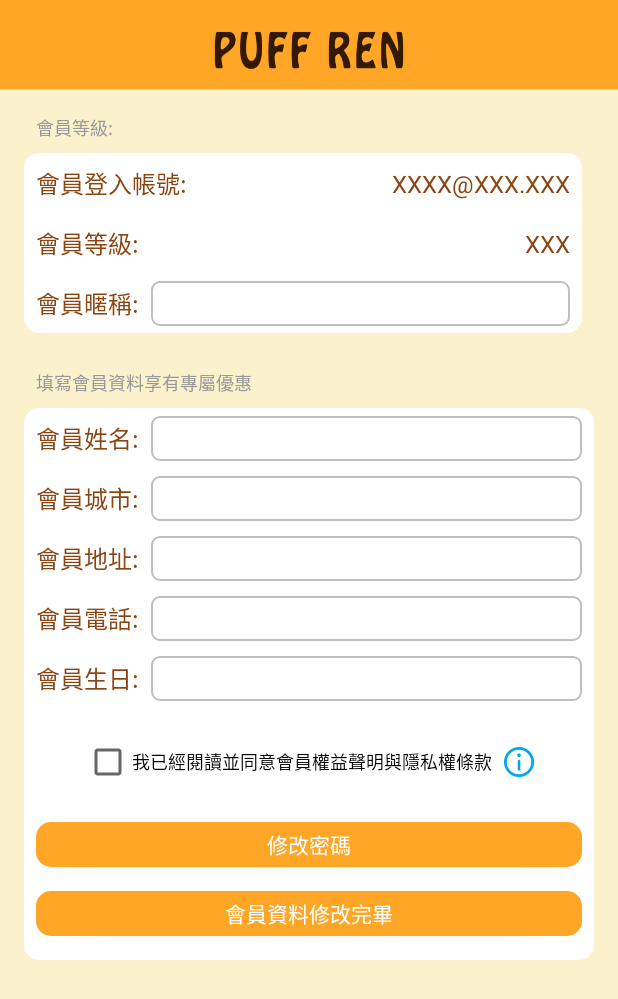
After one commit to rn1it/PuffRen, an Android app: the EditMembershipFragment screen opened through its navigation route, on a phone screen of 412 x 824 dp. The commit adds this screen. Shown: the top 999 px of the screen. Run offline under Robolectric (Android 15) with nearby library versions, the phone set to English and light mode, and no system bars; our stand-ins replace data binding; 1 statement that could not run was skipped.

Commit message:
add edit membership & password ui

```diff
--- /dev/null
+++ b/app/src/main/java/com/rn1/puffren/ui/edit/EditMembershipFragment.kt
@@ -0,0 +1,49 @@
+package com.rn1.puffren.ui.edit
+
+import android.app.DatePickerDialog
+import android.os.Bundle
+import androidx.fragment.app.Fragment
+import android.view.LayoutInflater
+import android.view.View
+import android.view.ViewGroup
+import android.widget.DatePicker
+import com.rn1.puffren.R
+import com.rn1.puffren.databinding.FragmentEditMembershipBinding
+import java.text.SimpleDateFormat
+import java.util.*
+
+class EditMembershipFragment : Fragment() {
+
+    lateinit var binding: FragmentEditMembershipBinding
+    lateinit var datePicker: DatePicker
+    val calendar = Calendar.getInstance()
+    val dateFormat = SimpleDateFormat("yyyy-MM-dd", Locale.TAIWAN)
+
+    override fun onCreateView(
+        inflater: LayoutInflater, container: ViewGroup?,
+        savedInstanceState: Bundle?
+    ): View {
+
+        binding = FragmentEditMembershipBinding.inflate(layoutInflater, container, false)
+
+        binding.birthDatePicker.setOnClickListener {
+            val d = DatePickerDialog.OnDateSetListener { _, year, monthOfYear, dayOfMonth ->
+                calendar.set(Calendar.YEAR, year)
+                calendar.set(Calendar.MONTH, monthOfYear)
+                calendar.set(Calendar.DAY_OF_MONTH, dayOfMonth)
+                binding.birthDatePicker.text = dateFormat.format(calendar.time)
+            }
+
+            val datePickerDialog = DatePickerDialog(
+                requireContext(),
+                d,
+                calendar.get(Calendar.YEAR),
+                calendar.get(Calendar.MONTH),
+                calendar.get(Calendar.DAY_OF_MONTH)
+            ).show()
+        }
+
+
+        return binding.root
+    }
+}
--- /dev/null
+++ b/app/src/main/java/com/rn1/puffren/ui/edit/EditPasswordFragment.kt
@@ -0,0 +1,20 @@
+package com.rn1.puffren.ui.edit
+
+import android.os.Bundle
+import androidx.fragment.app.Fragment
+import android.view.LayoutInflater
+import android.view.View
+import android.view.ViewGroup
+import com.rn1.puffren.R
+
+class EditPasswordFragment : Fragment() {
+
+    override fun onCreateView(
+        inflater: LayoutInflater, container: ViewGroup?,
+        savedInstanceState: Bundle?
+    ): View? {
+        // Inflate the layout for this fragment
+        return inflater.inflate(R.layout.fragment_edit_password, container, false)
+    }
+
+}
--- /dev/null
+++ b/app/src/main/res/drawable/round_corner_border.xml
@@ -0,0 +1,9 @@
+<?xml version="1.0" encoding="utf-8"?>
+<shape xmlns:android="http://schemas.android.com/apk/res/android"
+    android:shape="rectangle" >
+
+    <stroke
+        android:color="#BFBFBF"
+        android:width="1dp"/>
+    <corners android:radius="5dp"/>
+</shape>
--- /dev/null
+++ b/app/src/main/res/layout/fragment_edit_membership.xml
@@ -0,0 +1,343 @@
+<?xml version="1.0" encoding="utf-8"?>
+<layout xmlns:android="http://schemas.android.com/apk/res/android"
+    xmlns:app="http://schemas.android.com/apk/res-auto"
+    xmlns:tools="http://schemas.android.com/tools">
+
+    <data>
+
+    </data>
+
+    <ScrollView
+        android:layout_width="match_parent"
+        android:layout_height="match_parent"
+        android:background="@color/bg_color_yellow">
+
+        <androidx.constraintlayout.widget.ConstraintLayout
+            android:layout_width="match_parent"
+            android:layout_height="wrap_content"
+            android:padding="16dp"
+            tools:context=".ui.edit.EditMembershipFragment">
+
+            <TextView
+                android:id="@+id/member_level_title"
+                android:layout_width="wrap_content"
+                android:layout_height="wrap_content"
+                android:layout_marginStart="8dp"
+                android:text="@string/member_level"
+                app:layout_constraintStart_toStartOf="parent"
+                app:layout_constraintTop_toTopOf="parent"
+                tools:ignore="SmallSp"
+                style="@style/text_style_small_title" />
+
+            <androidx.constraintlayout.widget.ConstraintLayout
+                android:id="@+id/member_level_block"
+                android:layout_width="0dp"
+                android:layout_height="wrap_content"
+                android:layout_marginTop="8dp"
+                android:layout_marginEnd="8dp"
+                android:background="@drawable/round_corner_layout"
+                app:layout_constraintEnd_toEndOf="parent"
+                app:layout_constraintStart_toStartOf="parent"
+                app:layout_constraintTop_toBottomOf="@+id/member_level_title">
+
+                <TextView
+                    android:id="@+id/login_account_title"
+                    android:layout_width="wrap_content"
+                    android:layout_height="wrap_content"
+                    android:layout_marginStart="8dp"
+                    android:layout_marginTop="8dp"
+                    android:text="@string/member_login_account"
+                    app:layout_constraintEnd_toStartOf="@+id/text_login_account"
+                    app:layout_constraintHorizontal_bias="0.5"
+                    app:layout_constraintHorizontal_chainStyle="spread_inside"
+                    app:layout_constraintStart_toStartOf="parent"
+                    app:layout_constraintTop_toTopOf="parent"
+                    style="@style/text_style_medium_title"/>
+
+
+                <TextView
+                    android:id="@+id/text_login_account"
+                    android:layout_width="wrap_content"
+                    android:layout_height="wrap_content"
+                    android:layout_marginEnd="8dp"
+                    android:text="XXXX@XXX.XXX"
+                    app:layout_constraintBottom_toBottomOf="@+id/login_account_title"
+                    app:layout_constraintEnd_toEndOf="parent"
+                    app:layout_constraintStart_toEndOf="@+id/login_account_title"
+                    app:layout_constraintTop_toTopOf="@+id/login_account_title"
+                    style="@style/text_style_medium_title"/>
+
+                <TextView
+                    android:id="@+id/level_title"
+                    android:layout_width="wrap_content"
+                    android:layout_height="wrap_content"
+                    android:layout_marginStart="8dp"
+                    android:layout_marginTop="16dp"
+                    android:text="@string/member_level"
+                    app:layout_constraintEnd_toStartOf="@+id/text_level"
+                    app:layout_constraintHorizontal_bias="0.5"
+                    app:layout_constraintHorizontal_chainStyle="spread_inside"
+                    app:layout_constraintStart_toStartOf="parent"
+                    app:layout_constraintTop_toBottomOf="@+id/login_account_title"
+                    style="@style/text_style_medium_title"/>
+
+                <TextView
+                    android:id="@+id/text_level"
+                    android:layout_width="wrap_content"
+                    android:layout_height="wrap_content"
+                    android:layout_marginEnd="8dp"
+                    android:text="XXX"
+                    app:layout_constraintBottom_toBottomOf="@+id/level_title"
+                    app:layout_constraintEnd_toEndOf="parent"
+                    app:layout_constraintHorizontal_bias="0.5"
+                    app:layout_constraintStart_toEndOf="@+id/level_title"
+                    app:layout_constraintTop_toTopOf="@+id/level_title"
+                    style="@style/text_style_medium_title"/>
+
+                <TextView
+                    android:id="@+id/nickname_title"
+                    android:layout_width="wrap_content"
+                    android:layout_height="wrap_content"
+                    android:layout_marginStart="8dp"
+                    android:layout_marginTop="16dp"
+                    android:layout_marginBottom="8dp"
+                    android:text="@string/member_nickname"
+                    app:layout_constraintBottom_toBottomOf="parent"
+                    app:layout_constraintStart_toStartOf="parent"
+                    app:layout_constraintTop_toBottomOf="@+id/level_title"
+                    style="@style/text_style_medium_title"/>
+
+                <EditText
+                    android:id="@+id/edit_nickname"
+                    android:layout_width="0dp"
+                    android:layout_height="30dp"
+                    android:layout_marginHorizontal="8dp"
+                    android:background="@drawable/round_corner_border"
+                    android:ems="10"
+                    android:inputType="textPersonName"
+                    android:paddingHorizontal="8dp"
+                    android:text=""
+                    android:textAlignment="center"
+                    app:layout_constraintBottom_toBottomOf="@+id/nickname_title"
+                    app:layout_constraintEnd_toEndOf="parent"
+                    app:layout_constraintStart_toEndOf="@+id/nickname_title"
+                    app:layout_constraintTop_toTopOf="@+id/nickname_title" />
+
+            </androidx.constraintlayout.widget.ConstraintLayout>
+
+            <TextView
+                android:id="@+id/edit_member_title"
+                style="@style/text_style_small_title"
+                android:layout_width="wrap_content"
+                android:layout_height="wrap_content"
+                android:layout_marginStart="8dp"
+                android:layout_marginTop="24dp"
+                android:text="填寫會員資料享有專屬優惠"
+                app:layout_constraintStart_toStartOf="parent"
+                app:layout_constraintTop_toBottomOf="@+id/member_level_block" />
+
+            <androidx.constraintlayout.widget.ConstraintLayout
+                android:id="@+id/edit_member_block"
+                android:layout_width="0dp"
+                android:layout_height="wrap_content"
+                android:layout_marginTop="8dp"
+                android:background="@drawable/round_corner_layout"
+                app:layout_constraintEnd_toEndOf="parent"
+                app:layout_constraintHorizontal_bias="0.0"
+                app:layout_constraintStart_toStartOf="parent"
+                app:layout_constraintTop_toBottomOf="@+id/edit_member_title">
+
+                <TextView
+                    android:id="@+id/name_title"
+                    style="@style/text_style_medium_title"
+                    android:layout_width="wrap_content"
+                    android:layout_height="wrap_content"
+                    android:layout_marginStart="8dp"
+                    android:layout_marginTop="8dp"
+                    android:text="會員姓名:"
+                    app:layout_constraintStart_toStartOf="parent"
+                    app:layout_constraintTop_toTopOf="parent" />
+
+                <EditText
+                    android:id="@+id/edit_name"
+                    android:layout_width="0dp"
+                    android:layout_height="30dp"
+                    android:layout_marginHorizontal="8dp"
+                    android:background="@drawable/round_corner_border"
+                    android:ems="10"
+                    android:inputType="textPersonName"
+                    android:paddingHorizontal="8dp"
+                    android:text=""
+                    android:textAlignment="center"
+                    app:layout_constraintBottom_toBottomOf="@+id/name_title"
+                    app:layout_constraintEnd_toEndOf="parent"
+                    app:layout_constraintStart_toEndOf="@+id/name_title"
+                    app:layout_constraintTop_toTopOf="@+id/name_title" />
+
+                <TextView
+                    android:id="@+id/city_title"
+                    style="@style/text_style_medium_title"
+                    android:layout_width="wrap_content"
+                    android:layout_height="wrap_content"
+                    android:layout_marginStart="8dp"
+                    android:layout_marginTop="16dp"
+                    android:text="會員城市:"
+                    app:layout_constraintStart_toStartOf="parent"
+                    app:layout_constraintTop_toBottomOf="@+id/name_title" />
+
+                <EditText
+                    android:id="@+id/edit_city"
+                    android:layout_width="0dp"
+                    android:layout_height="30dp"
+                    android:layout_marginHorizontal="8dp"
+                    android:background="@drawable/round_corner_border"
+                    android:ems="10"
+                    android:inputType="textPostalAddress"
+                    android:paddingHorizontal="8dp"
+                    android:text=""
+                    android:textAlignment="center"
+                    app:layout_constraintBottom_toBottomOf="@+id/city_title"
+                    app:layout_constraintEnd_toEndOf="parent"
+                    app:layout_constraintStart_toEndOf="@+id/city_title"
+                    app:layout_constraintTop_toTopOf="@+id/city_title" />
+
+                <TextView
+                    android:id="@+id/address_title"
+                    style="@style/text_style_medium_title"
+                    android:layout_width="wrap_content"
+                    android:layout_height="wrap_content"
+                    android:layout_marginStart="8dp"
+                    android:layout_marginTop="16dp"
+                    android:text="會員地址:"
+                    app:layout_constraintStart_toStartOf="parent"
+                    app:layout_constraintTop_toBottomOf="@+id/city_title" />
+
+                <EditText
+                    android:id="@+id/edit_address"
+                    android:layout_width="0dp"
+                    android:layout_height="30dp"
+                    android:layout_marginHorizontal="8dp"
+                    android:background="@drawable/round_corner_border"
+                    android:ems="10"
+                    android:inputType="textPostalAddress"
+                    android:paddingHorizontal="8dp"
+                    android:text=""
+                    android:textAlignment="center"
+                    app:layout_constraintBottom_toBottomOf="@+id/address_title"
+                    app:layout_constraintEnd_toEndOf="parent"
+                    app:layout_constraintStart_toEndOf="@+id/address_title"
+                    app:layout_constraintTop_toTopOf="@+id/address_title" />
+
+                <TextView
+                    android:id="@+id/phone_title"
+                    style="@style/text_style_medium_title"
+                    android:layout_width="wrap_content"
+                    android:layout_height="wrap_content"
+                    android:layout_marginStart="8dp"
+                    android:layout_marginTop="16dp"
+                    android:text="會員電話:"
+                    app:layout_constraintStart_toStartOf="parent"
+                    app:layout_constraintTop_toBottomOf="@+id/address_title" />
+
+                <EditText
+                    android:id="@+id/edit_phone"
+                    android:layout_width="0dp"
+                    android:layout_height="30dp"
+                    android:layout_marginHorizontal="8dp"
+                    android:background="@drawable/round_corner_border"
+                    android:ems="10"
+                    android:inputType="phone"
+                    android:paddingHorizontal="8dp"
+                    android:text=""
+                    android:textAlignment="center"
+                    app:layout_constraintBottom_toBottomOf="@+id/phone_title"
+                    app:layout_constraintEnd_toEndOf="parent"
+                    app:layout_constraintStart_toEndOf="@+id/phone_title"
+                    app:layout_constraintTop_toTopOf="@+id/phone_title" />
+
+                <TextView
+                    android:id="@+id/birth_title"
+                    style="@style/text_style_medium_title"
+                    android:layout_width="wrap_content"
+                    android:layout_height="wrap_content"
+                    android:layout_marginStart="8dp"
+                    android:layout_marginTop="16dp"
+                    android:text="會員生日:"
+                    app:layout_constraintStart_toStartOf="parent"
+                    app:layout_constraintTop_toBottomOf="@+id/phone_title" />
+
+                <TextView
+                    android:id="@+id/birth_datePicker"
+                    android:layout_width="0dp"
+                    android:layout_height="30dp"
+                    android:layout_marginHorizontal="8dp"
+                    android:background="@drawable/round_corner_border"
+                    android:paddingHorizontal="8dp"
+                    android:text=""
+                    android:gravity="center"
+                    android:textAlignment="center"
+                    app:layout_constraintBottom_toBottomOf="@+id/birth_title"
+                    app:layout_constraintEnd_toEndOf="parent"
+                    app:layout_constraintStart_toEndOf="@+id/birth_title"
+                    app:layout_constraintTop_toTopOf="@+id/birth_title" />
+
+                <CheckBox
+                    android:id="@+id/check_read_notification"
+                    android:layout_width="wrap_content"
+                    android:layout_height="wrap_content"
+                    android:layout_marginTop="28dp"
+                    android:text="我已經閱讀並同意會員權益聲明與隱私權條款"
+                    android:textSize="12sp"
+                    app:layout_constraintEnd_toEndOf="parent"
+                    app:layout_constraintEnd_toStartOf="@+id/image_information"
+                    app:layout_constraintHorizontal_chainStyle="packed"
+                    app:layout_constraintStart_toStartOf="parent"
+                    app:layout_constraintTop_toBottomOf="@+id/birth_title" />
+
+                <ImageView
+                    android:id="@+id/image_information"
+                    android:layout_width="20dp"
+                    android:layout_height="20dp"
+                    android:layout_marginStart="8dp"
+                    android:src="@drawable/information"
+                    app:layout_constraintBottom_toBottomOf="@+id/check_read_notification"
+                    app:layout_constraintEnd_toEndOf="parent"
+                    app:layout_constraintStart_toEndOf="@+id/check_read_notification"
+                    app:layout_constraintTop_toTopOf="@+id/check_read_notification" />
+
+                <Button
+                    android:id="@+id/button_edit_password"
+                    android:layout_width="0dp"
+                    android:layout_height="30dp"
+                    android:layout_marginHorizontal="8dp"
+                    android:layout_marginTop="24dp"
+                    android:background="@drawable/round_corner_layout"
+                    android:backgroundTint="@color/orange_ffa626"
+                    android:text="@string/edit_password"
+                    android:textColor="@color/white"
+                    app:layout_constraintEnd_toEndOf="parent"
+                    app:layout_constraintStart_toStartOf="parent"
+                    app:layout_constraintTop_toBottomOf="@+id/check_read_notification" />
+
+                <Button
+                    android:id="@+id/button_edit_member_info_done"
+                    android:layout_width="0dp"
+                    android:layout_height="30dp"
+                    android:layout_marginHorizontal="8dp"
+                    android:layout_marginTop="16dp"
+                    android:layout_marginBottom="16dp"
+                    android:background="@drawable/round_corner_layout"
+                    android:backgroundTint="@color/orange_ffa626"
+                    android:text="@string/edit_member_info_done"
+                    android:textColor="@color/white"
+                    app:layout_constraintBottom_toBottomOf="parent"
+                    app:layout_constraintEnd_toEndOf="parent"
+                    app:layout_constraintStart_toStartOf="parent"
+                    app:layout_constraintTop_toBottomOf="@+id/button_edit_password" />
+
+            </androidx.constraintlayout.widget.ConstraintLayout>
+
+        </androidx.constraintlayout.widget.ConstraintLayout>
+
+    </ScrollView>
+</layout>
--- /dev/null
+++ b/app/src/main/res/layout/fragment_edit_password.xml
@@ -0,0 +1,79 @@
+<?xml version="1.0" encoding="utf-8"?>
+<layout xmlns:android="http://schemas.android.com/apk/res/android"
+    xmlns:tools="http://schemas.android.com/tools"
+    xmlns:app="http://schemas.android.com/apk/res-auto">
+
+    <data>
+
+    </data>
+
+    <androidx.constraintlayout.widget.ConstraintLayout
+        android:layout_width="match_parent"
+        android:layout_height="match_parent"
+        android:background="@color/bg_color_yellow"
+        android:padding="80dp"
+        tools:context=".ui.edit.EditPasswordFragment">
+
+        <EditText
+            android:id="@+id/edit_old_password"
+            android:layout_width="0dp"
+            android:layout_height="30dp"
+            android:layout_marginTop="64dp"
+            android:background="@drawable/round_corner_layout"
+            android:ems="10"
+            android:hint="請輸入舊密碼"
+            android:inputType="textPassword"
+            android:paddingHorizontal="8dp"
+            android:text=""
+            android:textAlignment="textStart"
+            app:layout_constraintEnd_toEndOf="parent"
+            app:layout_constraintStart_toStartOf="parent"
+            app:layout_constraintTop_toTopOf="parent" />
+
+        <EditText
+            android:id="@+id/edit_new_password"
+            android:layout_width="251dp"
+            android:layout_height="30dp"
+            android:layout_marginTop="40dp"
+            android:background="@drawable/round_corner_layout"
+            android:ems="10"
+            android:hint="請輸入新密碼"
+            android:inputType="textPassword"
+            android:paddingHorizontal="8dp"
+            android:text=""
+            android:textAlignment="textStart"
+            app:layout_constraintEnd_toEndOf="parent"
+            app:layout_constraintStart_toStartOf="parent"
+            app:layout_constraintTop_toBottomOf="@+id/edit_old_password" />
+
+        <EditText
+            android:id="@+id/edit_new_password_confirm"
+            android:layout_width="251dp"
+            android:layout_height="30dp"
+            android:layout_marginTop="40dp"
+            android:background="@drawable/round_corner_layout"
+            android:ems="10"
+            android:hint="再次輸入新密碼"
+            android:inputType="textPassword"
+            android:paddingHorizontal="8dp"
+            android:text=""
+            android:textAlignment="textStart"
+            app:layout_constraintEnd_toEndOf="parent"
+            app:layout_constraintStart_toStartOf="parent"
+            app:layout_constraintTop_toBottomOf="@+id/edit_new_password" />
+
+        <Button
+            android:id="@+id/button_login"
+            android:layout_width="100dp"
+            android:layout_height="30dp"
+            android:layout_marginTop="32dp"
+            android:background="@drawable/round_corner_layout"
+            android:backgroundTint="@color/orange_ffa626"
+            android:text="@string/send"
+            android:textColor="@color/white"
+            app:layout_constraintEnd_toEndOf="parent"
+            app:layout_constraintStart_toStartOf="parent"
+            app:layout_constraintTop_toBottomOf="@+id/edit_new_password_confirm" />
+
+    </androidx.constraintlayout.widget.ConstraintLayout>
+</layout>
--- a/app/src/main/res/navigation/navigation.xml
+++ b/app/src/main/res/navigation/navigation.xml
@@ -51,6 +51,12 @@
         android:label="ProfileFragment"
         tools:layout="@layout/fragment_profile"/>
 
+    <fragment
+        android:id="@+id/editMembershipFragment"
+        android:name="com.rn1.puffren.ui.edit.EditMembershipFragment"
+        android:label="EditMembershipFragment"
+        tools:layout="@layout/fragment_edit_membership"/>
+
     <dialog
         android:id="@+id/add2cartDialog"
         android:name="com.rn1.puffren.ui.add2cart.Add2cartDialog"
@@ -90,4 +96,8 @@
         android:id="@+id/action_global_add2cartDialog"
         app:destination="@id/add2cartDialog" />
 
+    <action
+        android:id="@+id/action_global_editMembershipFragment"
+        app:destination="@id/editMembershipFragment" />
+
 </navigation>
--- a/app/src/main/res/values/strings.xml
+++ b/app/src/main/res/values/strings.xml
@@ -11,6 +11,7 @@
     <string name="login">登入</string>
     <string name="registry">註冊</string>
     <string name="account">帳號</string>
+    <string name="email_account">Email帳號</string>
     <string name="password">密碼</string>
     <string name="login_account">登入帳號</string>
     <string name="internet_not_connected">未連接網路</string>
@@ -28,4 +29,16 @@
     <string name="nt_dollars_">NT$%d</string>
     <string name="buy_one">單盒購買</string>
     <string name="_buy_more_than_one">%d盒優惠</string>
+    <string name="registry_account">註冊帳號</string>
+    <string name="account_nickname">帳號暱稱</string>
+    <string name="invite_code">推薦碼</string>
+    <string name="check_password">確認密碼</string>
+    <string name="set_password">輸入密碼</string>
+    <string name="registry_confirm">確認註冊</string>
+    <string name="member_level">會員等級:</string>
+    <string name="member_login_account">會員登入帳號:</string>
+    <string name="member_nickname">會員暱稱:</string>
+    <string name="edit_password">修改密碼</string>
+    <string name="edit_member_info_done">會員資料修改完畢</string>
+    <string name="send">送出</string>
 </resources>
--- a/app/src/main/res/values/styles.xml
+++ b/app/src/main/res/values/styles.xml
@@ -27,4 +27,14 @@
         <item name="android:textSize">20sp</item>
     </style>
 
+    <style name="text_style_small_title">
+        <item name="android:textColor">#999999</item>
+        <item name="android:textSize">12sp</item>
+    </style>
+
+    <style name="text_style_medium_title">
+        <item name="android:textColor">#8b4513</item>
+        <item name="android:textSize">16sp</item>
+    </style>
+
 </resources>
```
Also changed, not shown: app/src/main/res/drawable/information.png (added).
